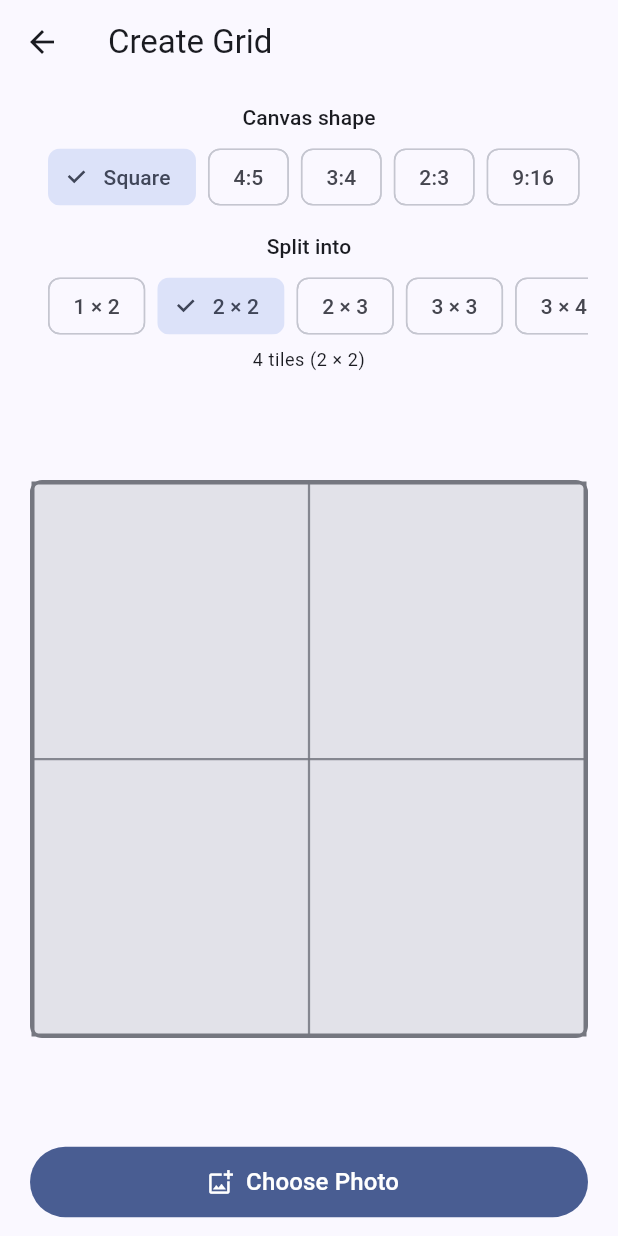
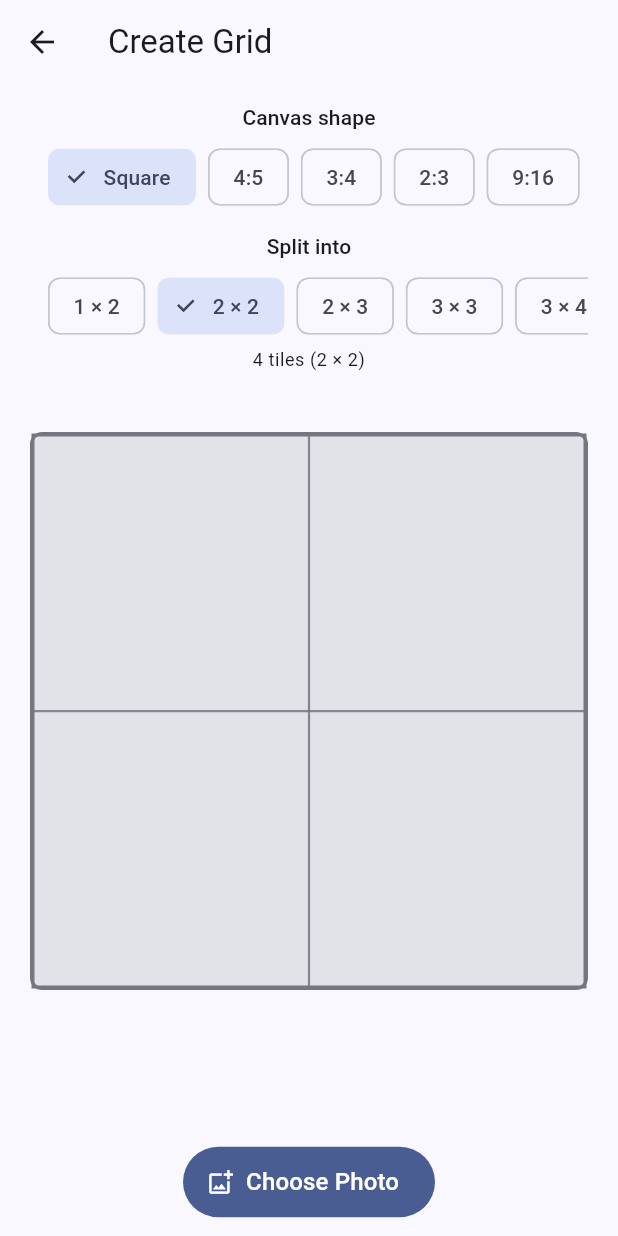
Before and after one commit to kcm2112007/image-grid-maker, a Flutter app: the GridEditorScreen screen opened directly, on a phone screen of 412 x 824 dp. Run offline on Flutter 3.47's test engine with Material 3 defaults, Android fonts, the phone set to English and light mode, and no system bars; our stand-ins replace image_picker, permission_handler, share_plus; missing offline and left inert: gal.

Commit message:
Refactor layout and improve usability in GridEditorScreen
Refactor GridEditorScreen layout for improved usability and scrolling behavior. Removed unnecessary comments and adjusted widget structure for better organization.

```diff
--- a/lib/screens/grid_editor_screen.dart
+++ b/lib/screens/grid_editor_screen.dart
@@ -15,8 +15,6 @@ import '../widgets/ratio_selector.dart';
 import 'tile_preview_screen.dart';
 
 class GridEditorScreen extends StatefulWidget {
-  /// When reopening a past project, these pre-fill the editor with the
-  /// same photo, ratio, and grid instead of starting from scratch.
   final File? initialImage;
   final String? initialRatioId;
   final String? initialLayoutId;
@@ -107,8 +105,6 @@ class _GridEditorScreenState extends State<GridEditorScreen> {
         columns: _layout.columns,
       );
 
-      // Save this as a recent project so it can be reopened later.
-      // A failure here shouldn't block the user from seeing their tiles.
       try {
         await _recentProjectsService.saveProject(
           sourceImage: _pickedImage!,
@@ -172,7 +168,13 @@ class _GridEditorScreenState extends State<GridEditorScreen> {
     return Scaffold(
       appBar: AppBar(title: const Text('Create Grid')),
       body: SafeArea(
-        child: Padding(
+        child: Column(
+          children: [
+            // Everything above the buttons scrolls if the screen is
+            // too short to fit it all, so the action buttons below
+            // are never pushed off-screen or squeezed into overflow.
+            Expanded(
+              child: SingleChildScrollView(
                 padding: const EdgeInsets.symmetric(horizontal: 20, vertical: 12),
                 child: Column(
                   crossAxisAlignment: CrossAxisAlignment.stretch,
@@ -204,8 +206,11 @@ class _GridEditorScreenState extends State<GridEditorScreen> {
                       textAlign: TextAlign.center,
                       style: Theme.of(context).textTheme.bodySmall,
                     ),
-              const SizedBox(height: 8),
-              Expanded(
+                    const SizedBox(height: 16),
+                    // Constrained rather than Expanded, since this
+                    // whole column now lives inside a scroll view.
+                    ConstrainedBox(
+                      constraints: const BoxConstraints(maxHeight: 420),
                       child: Center(
                         child: hasImage
                             ? FramingCanvas(
@@ -231,9 +236,17 @@ class _GridEditorScreenState extends State<GridEditorScreen> {
                         style: Theme.of(context).textTheme.bodySmall,
                       ),
                     ],
-              const SizedBox(height: 8),
-              if (!hasImage)
-                FilledButton.icon(
+                  ],
+                ),
+              ),
+            ),
+            // Fixed action row — always fully visible, never overflows.
+            SafeArea(
+              top: false,
+              child: Padding(
+                padding: const EdgeInsets.fromLTRB(20, 8, 20, 12),
+                child: !hasImage
+                    ? FilledButton.icon(
                         onPressed: _isPicking ? null : _pickImage,
                         icon: _isPicking
                             ? const SizedBox(
@@ -244,8 +257,7 @@ class _GridEditorScreenState extends State<GridEditorScreen> {
                           child: Text('Choose Photo', style: TextStyle(fontSize: 16)),
                         ),
                       )
-              else
-                Row(
+                    : Row(
                         children: [
                           Expanded(
                             child: OutlinedButton(
@@ -276,8 +288,9 @@ class _GridEditorScreenState extends State<GridEditorScreen> {
                           ),
                         ],
                       ),
+              ),
+            ),
           ],
-          ),
         ),
       ),
     );
```
Lines whose indentation alone changed are shown as unchanged.
